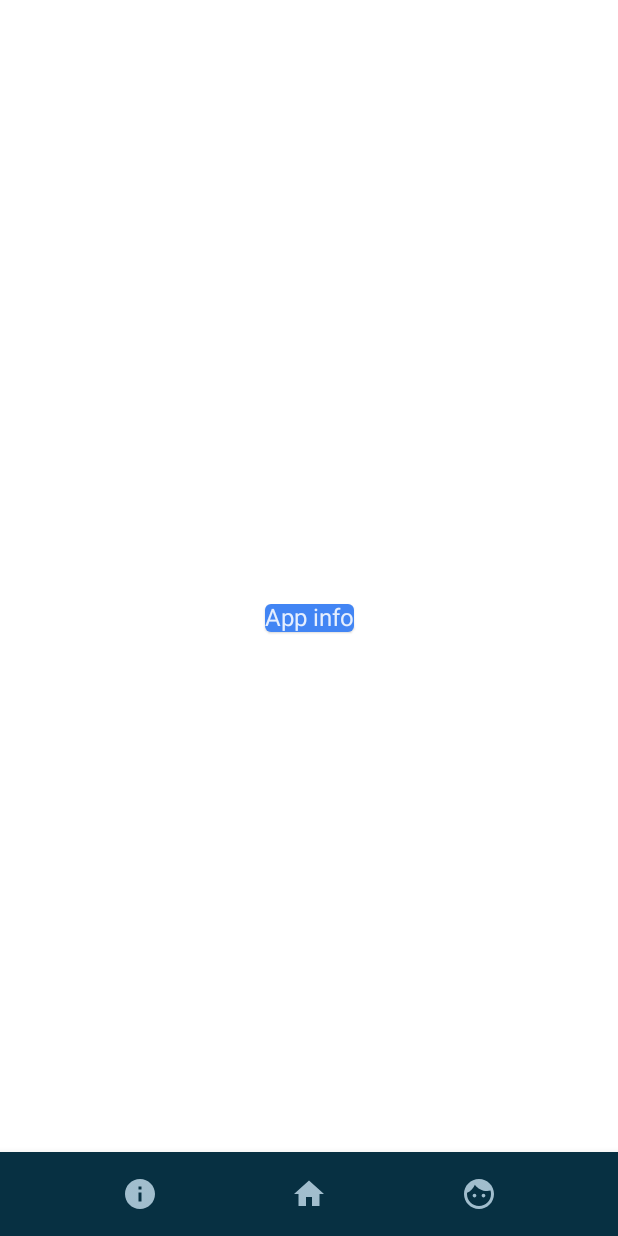
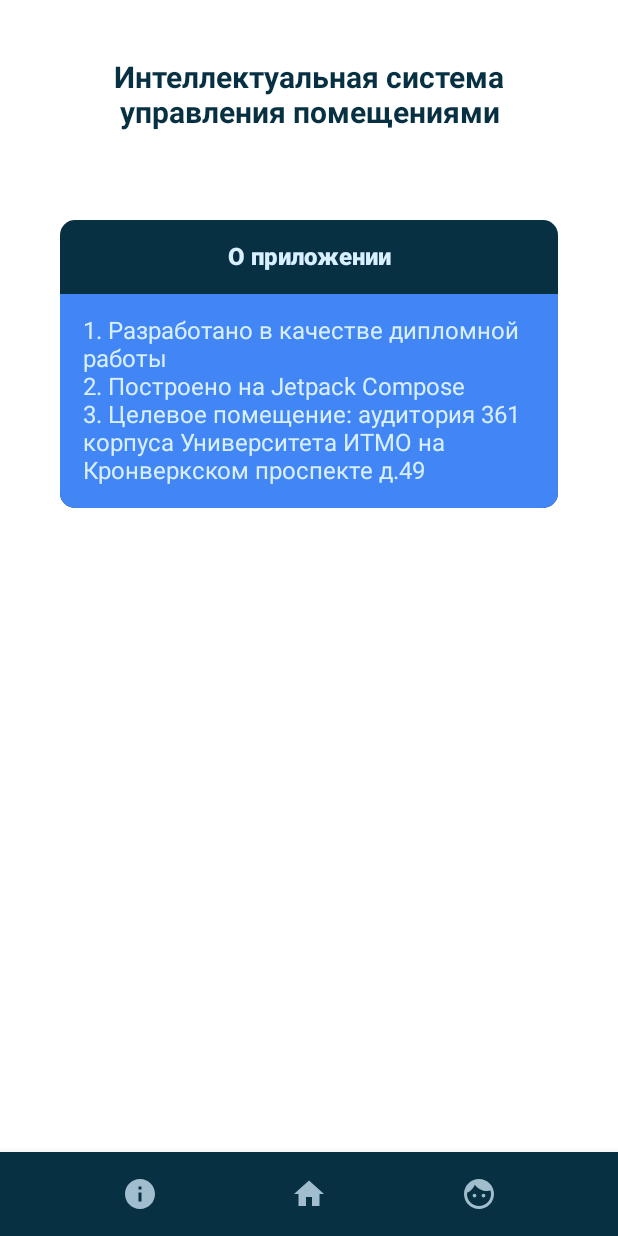
Before and after one commit to Ko4eBHuK/iot-laboratory-app, an Android app built with Jetpack Compose: the screen it shows after launch (MainActivity), on a phone screen of 412 x 824 dp. Run offline under Robolectric (Android 15) with nearby library versions, the phone set to English and light mode, and no system bars.

Commit message:
Complete start screen

```diff
--- a/app/src/main/java/okladnikov/bool/iot_laboratory_app/screens/StartScreen.kt
+++ b/app/src/main/java/okladnikov/bool/iot_laboratory_app/screens/StartScreen.kt
@@ -5,8 +5,15 @@ import androidx.compose.material.*
 import androidx.compose.runtime.Composable
 import androidx.compose.ui.Alignment
 import androidx.compose.ui.Modifier
+import androidx.compose.ui.res.stringResource
 import androidx.compose.ui.tooling.preview.Preview
+import androidx.compose.ui.unit.dp
+import androidx.compose.ui.unit.sp
+import okladnikov.bool.iot_laboratory_app.R
 import okladnikov.bool.iot_laboratory_app.ui.elements.DefaultBottomAppBar
+import okladnikov.bool.iot_laboratory_app.ui.elements.DefaultButton
+import okladnikov.bool.iot_laboratory_app.ui.elements.InfoCard
+import okladnikov.bool.iot_laboratory_app.ui.elements.Title
 
 @Preview
 @Composable
@@ -17,15 +24,18 @@ fun StartScreen() {
         }
     ) {
         Column(
-            verticalArrangement = Arrangement.SpaceEvenly,
+            verticalArrangement = Arrangement.Top,
             horizontalAlignment = Alignment.CenterHorizontally,
-            modifier = Modifier.fillMaxSize()
+            modifier = Modifier
+                .fillMaxSize()
+                .absolutePadding(10.dp, 10.dp, 10.dp, 10.dp)
         ) {
+            Title(stringResource(R.string.start_screen_title))
 
-
-            Card() {
-                Text(text = "App info")
-            }
+            InfoCard(
+                title = "О приложении",
+                text = stringResource(R.string.start_screen_text)
+            )
         }
     }
 }
--- a/app/src/main/java/okladnikov/bool/iot_laboratory_app/ui/elements/DefaultButton.kt
+++ b/app/src/main/java/okladnikov/bool/iot_laboratory_app/ui/elements/DefaultButton.kt
@@ -1,12 +1,12 @@
 package okladnikov.bool.iot_laboratory_app.ui.elements
 
-import androidx.compose.foundation.layout.RowScope
-import androidx.compose.foundation.layout.fillMaxSize
+import androidx.compose.foundation.layout.padding
 import androidx.compose.material.Button
 import androidx.compose.material.ButtonDefaults
 import androidx.compose.material.Text
 import androidx.compose.runtime.Composable
 import androidx.compose.ui.Modifier
+import androidx.compose.ui.unit.dp
 
 import okladnikov.bool.iot_laboratory_app.ui.theme.*
 
@@ -17,6 +17,7 @@ fun DefaultButton(
 ) {
     Button(
         onClick = onClick,
+        modifier = Modifier.padding(30.dp),
         colors = ButtonDefaults.buttonColors(backgroundColor = Blue, contentColor = LightBlue)
     ) {
         Text(text)
--- /dev/null
+++ b/app/src/main/java/okladnikov/bool/iot_laboratory_app/ui/elements/InfoCard.kt
@@ -0,0 +1,56 @@
+package okladnikov.bool.iot_laboratory_app.ui.elements
+
+import androidx.compose.foundation.background
+import androidx.compose.foundation.layout.Arrangement
+import androidx.compose.foundation.layout.Box
+import androidx.compose.foundation.layout.Column
+import androidx.compose.foundation.layout.padding
+import androidx.compose.foundation.shape.CutCornerShape
+import androidx.compose.foundation.shape.RoundedCornerShape
+import androidx.compose.material.MaterialTheme
+import androidx.compose.material.Text
+import androidx.compose.runtime.Composable
+import androidx.compose.ui.Alignment
+import androidx.compose.ui.Modifier
+import androidx.compose.ui.text.font.FontWeight
+import androidx.compose.ui.unit.dp
+import androidx.compose.ui.unit.sp
+
+@Composable
+fun InfoCard(
+    title: String,
+    text: String
+) {
+    Column(
+        modifier = Modifier
+            .padding(30.dp)
+            .background(
+                color = MaterialTheme.colors.primary,
+                shape = MaterialTheme.shapes.small
+            ),
+        verticalArrangement = Arrangement.Top,
+        horizontalAlignment = Alignment.CenterHorizontally
+    ) {
+        Text(
+            text = title,
+            modifier = Modifier.padding(15.dp),
+            color = MaterialTheme.colors.onPrimary,
+            fontSize = 16.sp,
+            fontWeight = FontWeight.ExtraBold
+        )
+
+        Box(
+            modifier = Modifier
+                .background(
+                    color = MaterialTheme.colors.surface,
+                    shape = RoundedCornerShape(bottomStart = 10.dp, bottomEnd = 10.dp)
+                )
+                .padding(15.dp)
+        ) {
+            Text(
+                text = text,
+                color = MaterialTheme.colors.onPrimary
+            )
+        }
+    }
+}
--- a/app/src/main/java/okladnikov/bool/iot_laboratory_app/ui/elements/Title.kt
+++ b/app/src/main/java/okladnikov/bool/iot_laboratory_app/ui/elements/Title.kt
@@ -1,8 +1,23 @@
 package okladnikov.bool.iot_laboratory_app.ui.elements
 
+import androidx.compose.foundation.layout.padding
+import androidx.compose.material.MaterialTheme
+import androidx.compose.material.Text
 import androidx.compose.runtime.Composable
+import androidx.compose.ui.Modifier
+import androidx.compose.ui.text.font.FontWeight
+import androidx.compose.ui.text.style.TextAlign
+import androidx.compose.ui.unit.dp
+import androidx.compose.ui.unit.sp
 
 @Composable
-fun Title() {
-
+fun Title(text: String) {
+    Text(
+        text = text,
+        modifier = Modifier.padding(30.dp),
+        color = MaterialTheme.colors.primary,
+        fontSize = 20.sp,
+        fontWeight = FontWeight.Bold,
+        textAlign = TextAlign.Center,
+    )
 }
--- a/app/src/main/java/okladnikov/bool/iot_laboratory_app/ui/theme/Theme.kt
+++ b/app/src/main/java/okladnikov/bool/iot_laboratory_app/ui/theme/Theme.kt
@@ -9,7 +9,7 @@ import androidx.compose.ui.graphics.Color
 
 private val DarkColorPalette = darkColors(
     surface = Blue,
-    onSurface = Navy,
+    onSurface = Chartreuse,
     primary = Navy,
     onPrimary = Chartreuse
 )
--- a/app/src/main/res/values/strings.xml
+++ b/app/src/main/res/values/strings.xml
@@ -1,4 +1,5 @@
 <resources>
     <string name="app_name">IoT control</string>
-    <string name="start_screen_text">Start screen text</string>
+    <string name="start_screen_title">Интеллектуальная система управления помещениями</string>
+    <string name="start_screen_text">1. Разработано в качестве дипломной работы\n2. Построено на Jetpack Compose\n3. Целевое помещение: аудитория 361 корпуса Университета ИТМО на Кронверкском проспекте д.49</string>
 </resources>
```
